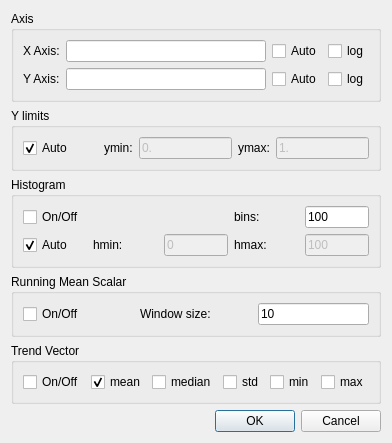
Before: the Qt Designer form src/interface/ui/line_plot_settings.ui in FXIhub/hummingbird, drawn with Qt 5.
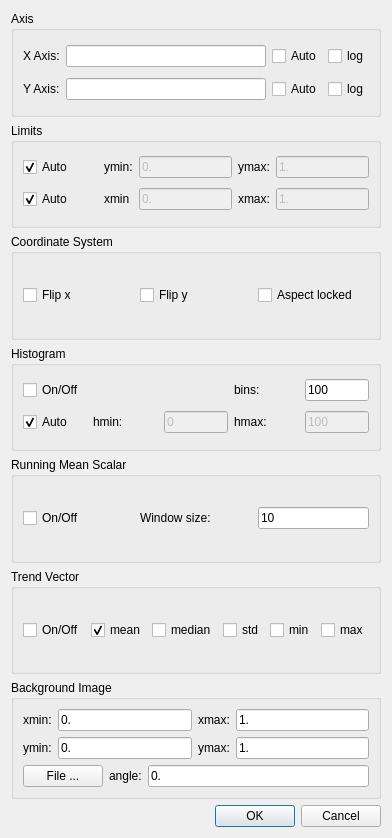
After: the same form once the commit is applied.

Commit message: Saving/restoring settings of plot window. Fixed also problems with limits. Background image can be rotated and placed in plot window now. Closes #40.

Patch:
```diff
--- a/src/interface/ui/line_plot_settings.ui
+++ b/src/interface/ui/line_plot_settings.ui
@@ -7,14 +7,235 @@
     <x>0</x>
     <y>0</y>
     <width>377</width>
-    <height>437</height>
+    <height>838</height>
    </rect>
   </property>
   <property name="windowTitle">
    <string>Dialog</string>
   </property>
   <layout class="QGridLayout" name="gridLayout_5">
-   <item row="2" column="0">
+   <item row="7" column="0">
+    <widget class="QDialogButtonBox" name="buttonBox">
+     <property name="orientation">
+      <enum>Qt::Horizontal</enum>
+     </property>
+     <property name="standardButtons">
+      <set>QDialogButtonBox::Cancel|QDialogButtonBox::Ok</set>
+     </property>
+    </widget>
+   </item>
+   <item row="6" column="0">
+    <widget class="QGroupBox" name="groupBox_6">
+     <property name="title">
+      <string>Background Image</string>
+     </property>
+     <layout class="QVBoxLayout" name="verticalLayout">
+      <item>
+       <layout class="QHBoxLayout" name="horizontalLayout">
+        <item>
+         <widget class="QLabel" name="label_8">
+          <property name="text">
+           <string>xmin:</string>
+          </property>
+         </widget>
+        </item>
+        <item>
+         <widget class="QLineEdit" name="bg_xmin">
+          <property name="text">
+           <string>0.</string>
+          </property>
+         </widget>
+        </item>
+        <item>
+         <widget class="QLabel" name="label_9">
+          <property name="text">
+           <string>xmax:</string>
+          </property>
+         </widget>
+        </item>
+        <item>
+         <widget class="QLineEdit" name="bg_xmax">
+          <property name="text">
+           <string>1.</string>
+          </property>
+         </widget>
+        </item>
+       </layout>
+      </item>
+      <item>
+       <layout class="QHBoxLayout" name="horizontalLayout_2">
+        <item>
+         <widget class="QLabel" name="label_10">
+          <property name="text">
+           <string>ymin:</string>
+          </property>
+         </widget>
+        </item>
+        <item>
+         <widget class="QLineEdit" name="bg_ymin">
+          <property name="text">
+           <string>0.</string>
+          </property>
+         </widget>
+        </item>
+        <item>
+         <widget class="QLabel" name="label_11">
+          <property name="text">
+           <string>ymax:</string>
+          </property>
+         </widget>
+        </item>
+        <item>
+         <widget class="QLineEdit" name="bg_ymax">
+          <property name="text">
+           <string>1.</string>
+          </property>
+         </widget>
+        </item>
+       </layout>
+      </item>
+      <item>
+       <layout class="QHBoxLayout" name="horizontalLayout_3">
+        <item>
+         <widget class="QPushButton" name="bg_file">
+          <property name="text">
+           <string>File ...</string>
+          </property>
+         </widget>
+        </item>
+        <item>
+         <widget class="QLabel" name="label_12">
+          <property name="text">
+           <string>angle:</string>
+          </property>
+         </widget>
+        </item>
+        <item>
+         <widget class="QLineEdit" name="bg_angle">
+          <property name="text">
+           <string>0.</string>
+          </property>
+         </widget>
+        </item>
+       </layout>
+      </item>
+     </layout>
+    </widget>
+   </item>
+   <item row="1" column="0">
+    <widget class="QGroupBox" name="groupBox_5">
+     <property name="title">
+      <string>Limits</string>
+     </property>
+     <layout class="QGridLayout" name="gridLayout_6">
+      <item row="0" column="3">
+       <widget class="QLabel" name="label_6">
+        <property name="text">
+         <string>ymin:</string>
+        </property>
+       </widget>
+      </item>
+      <item row="0" column="6">
+       <widget class="QLineEdit" name="ymax">
+        <property name="enabled">
+         <bool>false</bool>
+        </property>
+        <property name="text">
+         <string>1.</string>
+        </property>
+       </widget>
+      </item>
+      <item row="0" column="0">
+       <widget class="QCheckBox" name="ylimits_auto">
+        <property name="text">
+         <string>Auto</string>
+        </property>
+        <property name="checked">
+         <bool>true</bool>
+        </property>
+       </widget>
+      </item>
+      <item row="0" column="4">
+       <widget class="QLineEdit" name="ymin">
+        <property name="enabled">
+         <bool>false</bool>
+        </property>
+        <property name="text">
+         <string>0.</string>
+        </property>
+        <property name="cursorMoveStyle">
+         <enum>Qt::LogicalMoveStyle</enum>
+        </property>
+       </widget>
+      </item>
+      <item row="1" column="6">
+       <widget class="QLineEdit" name="xmax">
+        <property name="enabled">
+         <bool>false</bool>
+        </property>
+        <property name="text">
+         <string>1.</string>
+        </property>
+       </widget>
+      </item>
+      <item row="0" column="5">
+       <widget class="QLabel" name="label_7">
+        <property name="text">
+         <string>ymax:</string>
+        </property>
+       </widget>
+      </item>
+      <item row="0" column="1">
+       <spacer name="horizontalSpacer">
+        <property name="orientation">
+         <enum>Qt::Horizontal</enum>
+        </property>
+        <property name="sizeHint" stdset="0">
+         <size>
+          <width>40</width>
+          <height>20</height>
+         </size>
+        </property>
+       </spacer>
+      </item>
+      <item row="1" column="3">
+       <widget class="QLabel" name="label_14">
+        <property name="text">
+         <string>xmin</string>
+        </property>
+       </widget>
+      </item>
+      <item row="1" column="4">
+       <widget class="QLineEdit" name="xmin">
+        <property name="enabled">
+         <bool>false</bool>
+        </property>
+        <property name="text">
+         <string>0.</string>
+        </property>
+       </widget>
+      </item>
+      <item row="1" column="5">
+       <widget class="QLabel" name="label_13">
+        <property name="text">
+         <string>xmax:</string>
+        </property>
+       </widget>
+      </item>
+      <item row="1" column="0">
+       <widget class="QCheckBox" name="xlimits_auto">
+        <property name="text">
+         <string>Auto</string>
+        </property>
+        <property name="checked">
+         <bool>true</bool>
+        </property>
+       </widget>
+      </item>
+     </layout>
+    </widget>
+   </item>
+   <item row="3" column="0">
     <widget class="QGroupBox" name="groupBox">
      <property name="title">
       <string>Histogram</string>
@@ -121,6 +342,45 @@
      </layout>
     </widget>
    </item>
+   <item row="4" column="0">
+    <widget class="QGroupBox" name="groupBox_2">
+     <property name="title">
+      <string>Running Mean Scalar</string>
+     </property>
+     <layout class="QGridLayout" name="gridLayout_3">
+      <item row="0" column="0">
+       <widget class="QCheckBox" name="showTrendScalar">
+        <property name="text">
+         <string>On/Off</string>
+        </property>
+       </widget>
+      </item>
+      <item row="0" column="2">
+       <widget class="QLineEdit" name="windowLength">
+        <property name="sizePolicy">
+         <sizepolicy hsizetype="Preferred" vsizetype="Fixed">
+          <horstretch>0</horstretch>
+          <verstretch>0</verstretch>
+         </sizepolicy>
+        </property>
+        <property name="text">
+         <string>10</string>
+        </property>
+       </widget>
+      </item>
+      <item row="0" column="1">
+       <widget class="QLabel" name="label_5">
+        <property name="text">
+         <string>Window size:</string>
+        </property>
+       </widget>
+      </item>
+     </layout>
+     <zorder>showTrendScalar</zorder>
+     <zorder>label_5</zorder>
+     <zorder>windowLength</zorder>
+    </widget>
+   </item>
    <item row="0" column="0">
     <widget class="QGroupBox" name="groupBox_4">
      <property name="title">
@@ -178,56 +438,7 @@
      </layout>
     </widget>
    </item>
-   <item row="3" column="0">
-    <widget class="QGroupBox" name="groupBox_2">
-     <property name="title">
-      <string>Running Mean Scalar</string>
-     </property>
-     <layout class="QGridLayout" name="gridLayout_3">
-      <item row="0" column="0">
-       <widget class="QCheckBox" name="showTrendScalar">
-        <property name="text">
-         <string>On/Off</string>
-        </property>
-       </widget>
-      </item>
-      <item row="0" column="2">
-       <widget class="QLineEdit" name="windowLength">
-        <property name="sizePolicy">
-         <sizepolicy hsizetype="Preferred" vsizetype="Fixed">
-          <horstretch>0</horstretch>
-          <verstretch>0</verstretch>
-         </sizepolicy>
-        </property>
-        <property name="text">
-         <string>10</string>
-        </property>
-       </widget>
-      </item>
-      <item row="0" column="1">
-       <widget class="QLabel" name="label_5">
-        <property name="text">
-         <string>Window size:</string>
-        </property>
-       </widget>
-      </item>
-     </layout>
-     <zorder>showTrendScalar</zorder>
-     <zorder>label_5</zorder>
-     <zorder>windowLength</zorder>
-    </widget>
-   </item>
    <item row="5" column="0">
-    <widget class="QDialogButtonBox" name="buttonBox">
-     <property name="orientation">
-      <enum>Qt::Horizontal</enum>
-     </property>
-     <property name="standardButtons">
-      <set>QDialogButtonBox::Cancel|QDialogButtonBox::Ok</set>
-     </property>
-    </widget>
-   </item>
-   <item row="4" column="0">
     <widget class="QGroupBox" name="groupBox_3">
      <property name="title">
       <string>Trend Vector</string>
@@ -281,69 +492,33 @@
      </layout>
     </widget>
    </item>
-   <item row="1" column="0">
-    <widget class="QGroupBox" name="groupBox_5">
+   <item row="2" column="0">
+    <widget class="QGroupBox" name="groupBox_7">
      <property name="title">
-      <string>Y limits</string>
+      <string>Coordinate System</string>
      </property>
-     <layout class="QGridLayout" name="gridLayout_6">
-      <item row="0" column="3">
-       <widget class="QLineEdit" name="ymin">
-        <property name="enabled">
-         <bool>false</bool>
-        </property>
+     <layout class="QHBoxLayout" name="horizontalLayout_4">
+      <item>
+       <widget class="QCheckBox" name="flip_x">
         <property name="text">
-         <string>0.</string>
+         <string>Flip x</string>
         </property>
        </widget>
       </item>
-      <item row="0" column="5">
-       <widget class="QLineEdit" name="ymax">
-        <property name="enabled">
-         <bool>false</bool>
-        </property>
+      <item>
+       <widget class="QCheckBox" name="flip_y">
         <property name="text">
-         <string>1.</string>
+         <string>Flip y</string>
         </property>
        </widget>
       </item>
-      <item row="0" column="4">
-       <widget class="QLabel" name="label_7">
+      <item>
+       <widget class="QCheckBox" name="aspect_locked">
         <property name="text">
-         <string>ymax:</string>
+         <string>Aspect locked</string>
         </property>
        </widget>
       </item>
-      <item row="0" column="2">
-       <widget class="QLabel" name="label_6">
-        <property name="text">
-         <string>ymin:</string>
-        </property>
-       </widget>
-      </item>
-      <item row="0" column="0">
-       <widget class="QCheckBox" name="ylimits_auto">
-        <property name="text">
-         <string>Auto</string>
-        </property>
-        <property name="checked">
-         <bool>true</bool>
-        </property>
-       </widget>
-      </item>
-      <item row="0" column="1">
-       <spacer name="horizontalSpacer">
-        <property name="orientation">
-         <enum>Qt::Horizontal</enum>
-        </property>
-        <property name="sizeHint" stdset="0">
-         <size>
-          <width>40</width>
-          <height>20</height>
-         </size>
-        </property>
-       </spacer>
-      </item>
      </layout>
     </widget>
    </item>
```
Left out of the diff: 154 changed lines with no effect on the pictures. The commit also changes 5 other files.
